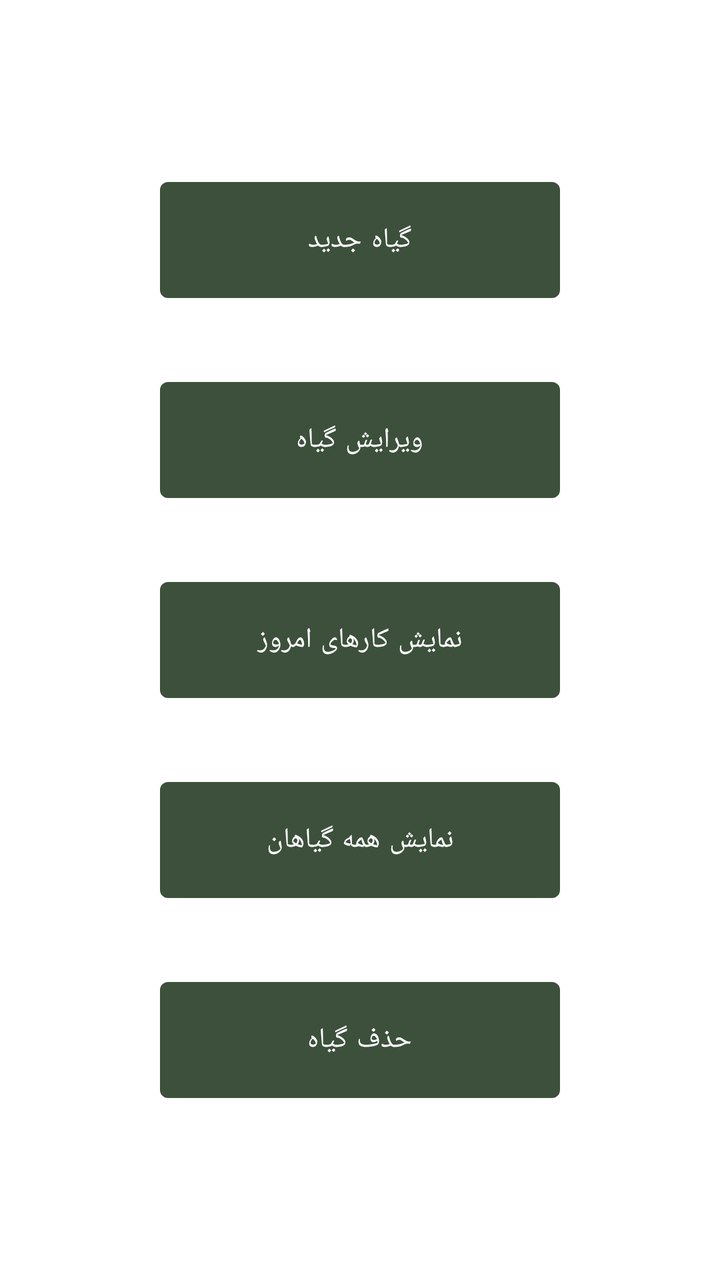
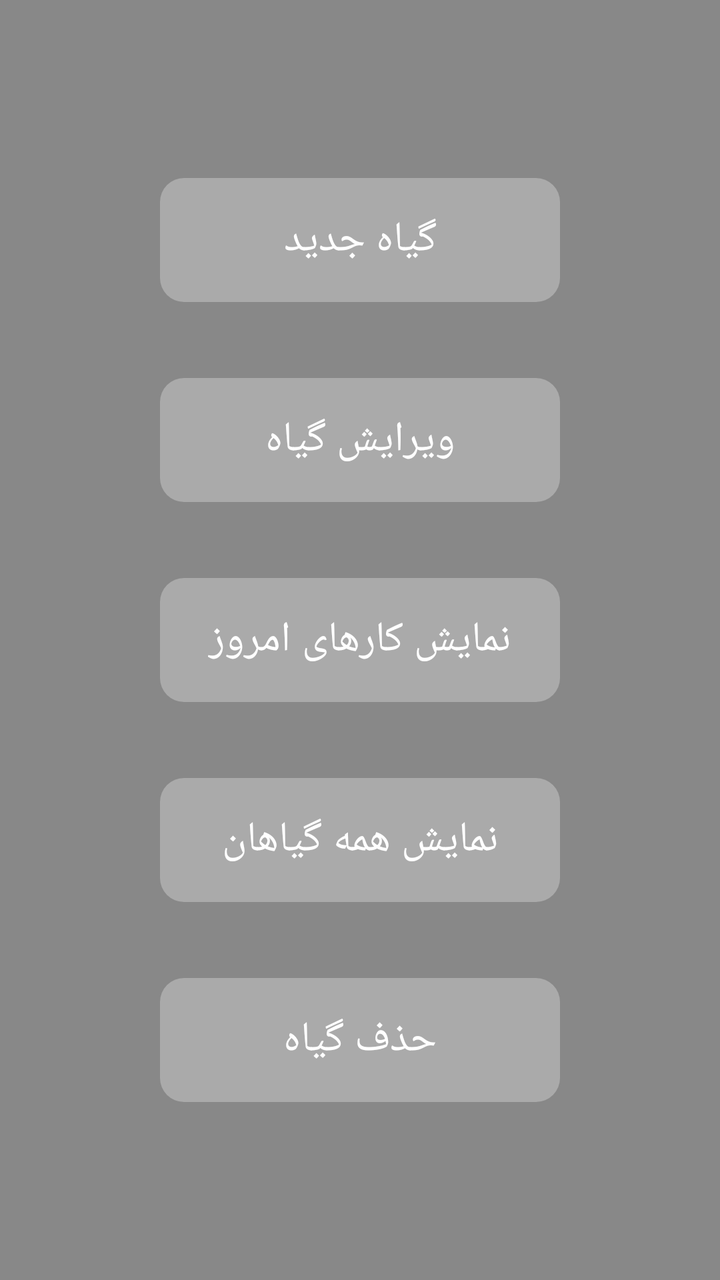

Two renders of the same Android screen: before a commit and after it. Below are the layout's source before the change and the commit's diff.
<!-- AndroidManifest.xml: application theme Theme.Giyahban -->
<!-- res/layout/activity_main.xml -->
<?xml version="1.0" encoding="utf-8"?>
<LinearLayout xmlns:android="http://schemas.android.com/apk/res/android"
    android:layout_width="match_parent"
    android:layout_height="match_parent"
    android:orientation="vertical"
    android:gravity="center_vertical" >

    <Button
        android:id="@+id/add_plant_btn"
        android:layout_width="200dp"
        android:layout_height="70dp"
        android:layout_gravity="center_horizontal"
        android:layout_marginBottom="30dp"
        android:onClick="add_plant_btn_clicked"
        android:text="گیاه جدید" />

    <Button
        android:id="@+id/edit_plant_btn"
        android:layout_width="200dp"
        android:layout_height="70dp"
        android:layout_gravity="center_horizontal"
        android:layout_marginBottom="30dp"
        android:onClick="edit_plant_btn_clicked"
        android:text="ویرایش گیاه" />

    <Button
        android:id="@+id/show_plants_tasks_btn"
        android:layout_width="200dp"
        android:layout_height="70dp"
        android:layout_marginBottom="30dp"
        android:layout_gravity="center_horizontal"
        android:onClick="show_plants_tasks_btn_clicked"
        android:text="نمایش کارهای امروز" />

    <Button
        android:id="@+id/show_plants_list_btn"
        android:layout_width="200dp"
        android:layout_height="70dp"
        android:layout_gravity="center_horizontal"
        android:layout_marginBottom="30dp"
        android:onClick="show_plants_list_btn_clicked"
        android:text="نمایش همه گیاهان" />

    <Button
        android:id="@+id/show_delete_plant_btn"
        android:layout_width="200dp"
        android:layout_height="70dp"
        android:layout_gravity="center_horizontal"
        android:onClick="delete_plant_btn_clicked"
        android:text="حذف گیاه" />

</LinearLayout>
<!-- resources referenced by this layout -->
<resources>
  <style name="Theme.Giyahban" parent="Theme.MaterialComponents.DayNight.DarkActionBar">
          
          <item name="colorPrimary">@color/purple_500</item>
          <item name="colorPrimaryVariant">@color/purple_700</item>
          <item name="colorOnPrimary">@color/white</item>
          
          <item name="colorSecondary">@color/teal_200</item>
          <item name="colorSecondaryVariant">@color/teal_700</item>
          <item name="colorOnSecondary">@color/black</item>
          
          <item name="android:statusBarColor">@color/purple_500</item>
          <item name="android:windowLightStatusBar">true</item>
          
      </style>
  <color name="purple_500">#3C503B</color>
  <color name="purple_700">#096848</color>
  <color name="white">#FFFFFFFF</color>
  <color name="teal_200">#FF03DAC5</color>
  <color name="teal_700">#FF018786</color>
  <color name="black">#FF000000</color>
</resources>

<!-- the commit's change to res/layout/activity_main.xml (unified diff, before → after) -->
@@ -12,6 +12,9 @@
         android:layout_gravity="center_horizontal"
         android:layout_marginBottom="30dp"
         android:onClick="add_plant_btn_clicked"
+        android:textColorHint="@color/white"
+        android:textSize="21sp"
+
         android:text="گیاه جدید" />
 
     <Button
@@ -21,6 +24,8 @@
         android:layout_gravity="center_horizontal"
         android:layout_marginBottom="30dp"
         android:onClick="edit_plant_btn_clicked"
+        android:textColorHint="@color/white"
+        android:textSize="21sp"
         android:text="ویرایش گیاه" />
 
     <Button
@@ -30,6 +35,8 @@
         android:layout_marginBottom="30dp"
         android:layout_gravity="center_horizontal"
         android:onClick="show_plants_tasks_btn_clicked"
+        android:textColorHint="@color/white"
+        android:textSize="21sp"
         android:text="نمایش کارهای امروز" />
 
     <Button
@@ -39,6 +46,8 @@
         android:layout_gravity="center_horizontal"
         android:layout_marginBottom="30dp"
         android:onClick="show_plants_list_btn_clicked"
+        android:textColorHint="@color/white"
+        android:textSize="21sp"
         android:text="نمایش همه گیاهان" />
 
     <Button
@@ -47,6 +56,8 @@
         android:layout_height="70dp"
         android:layout_gravity="center_horizontal"
         android:onClick="delete_plant_btn_clicked"
+        android:textColorHint="@color/white"
+        android:textSize="21sp"
         android:text="حذف گیاه" />
 
 </LinearLayout>
<!-- resource entries referenced after the edit -->
@@ -1,24 +1,31 @@
 <!-- resources referenced by this layout -->
 <resources>
-  <style name="Theme.Giyahban" parent="Theme.MaterialComponents.DayNight.DarkActionBar">
+  <style name="Theme.Giyahban" parent="Theme.Material3.Dark">
           
-          <item name="colorPrimary">@color/purple_500</item>
-          <item name="colorPrimaryVariant">@color/purple_700</item>
+          <item name="colorPrimary">@color/teal_700</item>
+          <item name="colorPrimaryVariant">@color/white</item>
           <item name="colorOnPrimary">@color/white</item>
           
           <item name="colorSecondary">@color/teal_200</item>
           <item name="colorSecondaryVariant">@color/teal_700</item>
           <item name="colorOnSecondary">@color/black</item>
           
-          <item name="android:statusBarColor">@color/purple_500</item>
+          <item name="android:statusBarColor">@color/white</item>
           <item name="android:windowLightStatusBar">true</item>
           
+          <item name="android:windowBackground">@color/bg</item>
+          <item name="materialButtonStyle">@style/MyButtonStyle</item>
+  
+  
       </style>
-  <color name="purple_500">#3C503B</color>
-  <color name="purple_700">#096848</color>
-  <color name="white">#FFFFFFFF</color>
+  <color name="white">#2A2A2A58</color>
   <color name="teal_200">#FF03DAC5</color>
-  <color name="teal_700">#FF018786</color>
+  <color name="teal_700">#aaaaaa</color>
   <color name="black">#FF000000</color>
+  <color name="bg">#888888</color>
+  <style name="MyButtonStyle" parent="Widget.Material3.Button">
+          <item name="android:textColor">#ffffff</item>
+          <item name="cornerRadius">12dp</item>
+      </style>
 </resources>
 
